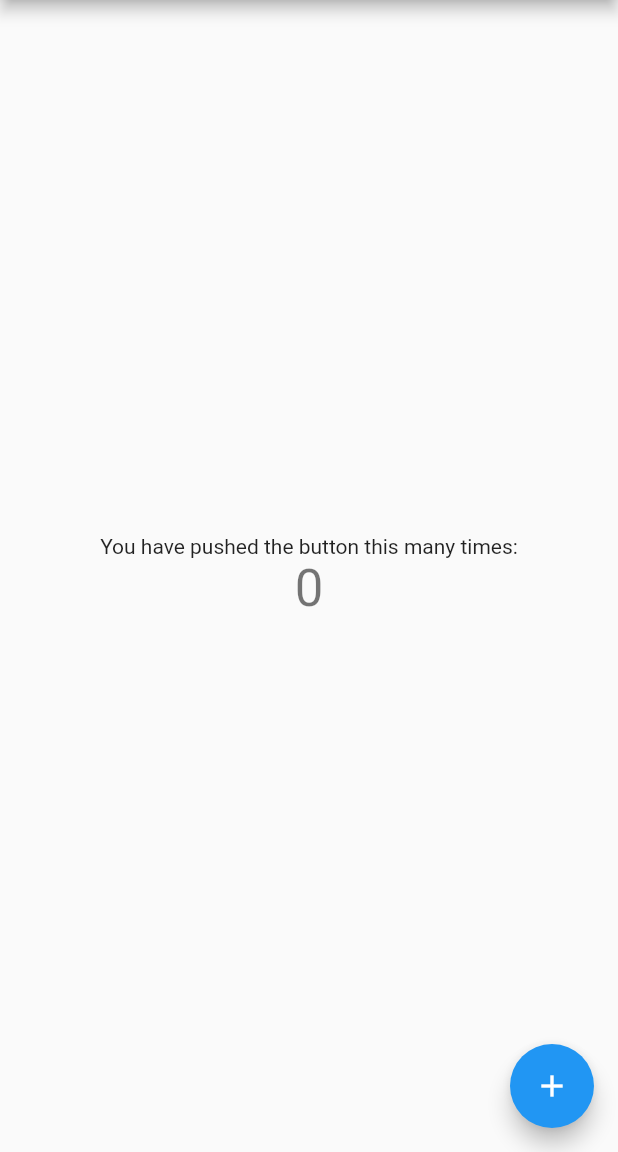
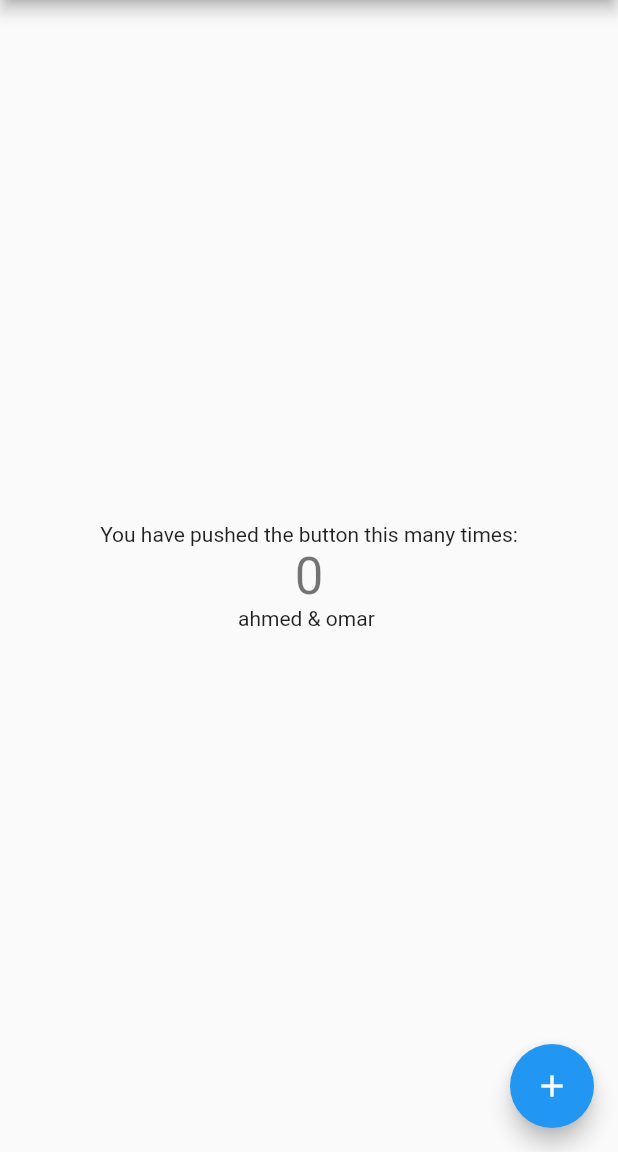
Before and after one commit to Ahmed525-12/to_do, a Flutter app: the screen it shows after launch, on a phone screen of 412 x 824 dp, the part 84-1236 px from its top. Run offline on Flutter 3.47's test engine with Material 2 defaults, Android fonts, the phone set to English and light mode, and no system bars.

Commit message:
add text

```diff
--- a/lib/main.dart
+++ b/lib/main.dart
@@ -95,6 +95,7 @@ class _MyHomePageState extends State<MyHomePage> {
               '$_counter',
               style: Theme.of(context).textTheme.headline4,
             ),
+            Text("ahmed & omar ")
           ],
         ),
       ),
```
